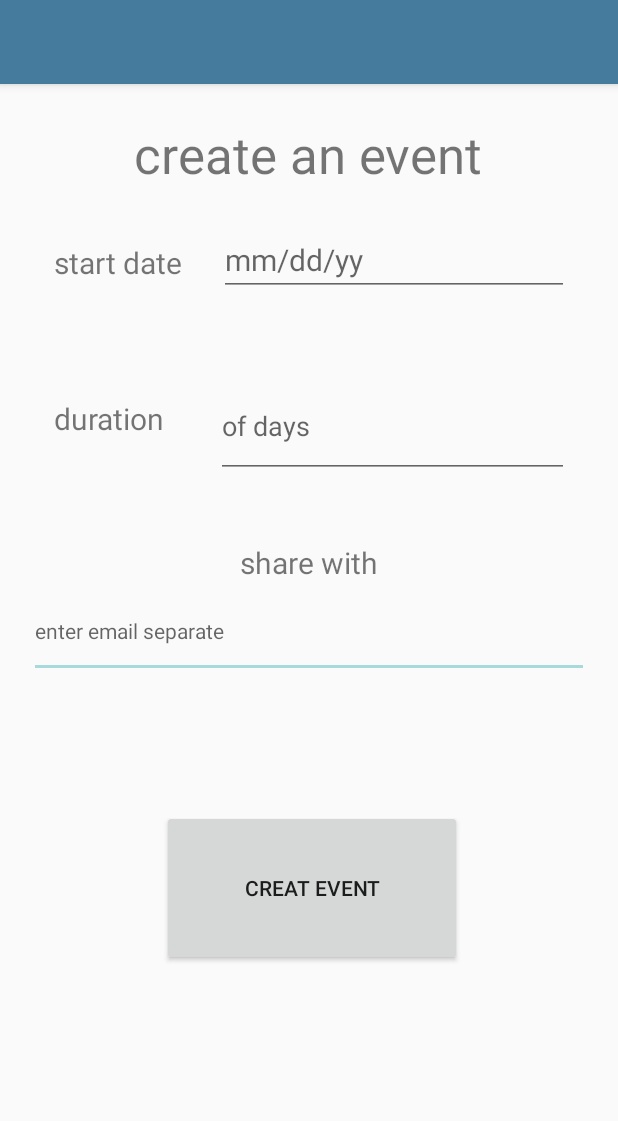
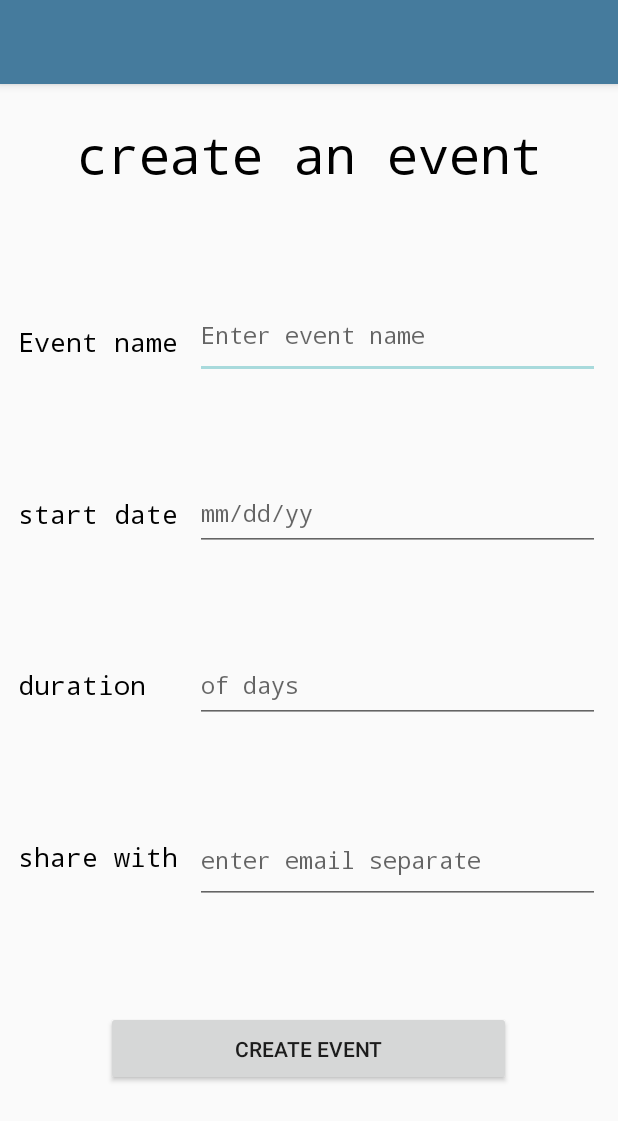
Before and after one commit to RiceNugget/SPT, an Android app: the CreateEvent screen opened directly, with no data from a screen before it, on a phone screen of 412 x 824 dp. Shown: the top 1121 px of the screen. Run offline under Robolectric (Android 15) with nearby library versions, the phone set to English and light mode, and no system bars.

Commit message:
made CreateEvent look more pleasing

```diff
--- a/app/src/main/java/com/example/KEA/CreateEvent.java
+++ b/app/src/main/java/com/example/KEA/CreateEvent.java
@@ -8,58 +8,89 @@ import android.widget.EditText;
 
 import androidx.appcompat.app.AppCompatActivity;
 
+import com.google.android.gms.tasks.OnCompleteListener;
+
 public class CreateEvent extends AppCompatActivity implements View.OnClickListener{
-    public int numUsers;
-    public int duration;
-    public int Month;
-    public int Day;
-    public int Year;
-    public TimesArray array;
+    public int numUsers, duration, month, day, year;
 
-    private EditText enterEmails;
-    private EditText durationEntry;
-    private EditText dateEntry;
+    public TimesArray timeSheet;
 
-    private Button createEvent;
+    String emailsStr, durationStr, dateStr;
+
+    private EditText emailsEntry, durationEntry, dateEntry;
+
+    private Button createEventButton;
 
     @Override
     protected void onCreate(Bundle savedInstanceState) {
         super.onCreate(savedInstanceState);
         setContentView(R.layout.activity_create_event);
-        createEvent = findViewById(R.id.CreateEventButton);
-        createEvent.setOnClickListener(this);
+
+        createEventButton = findViewById(R.id.CreateEventButton);
+        createEventButton.setOnClickListener(this);
+
+        emailsEntry = findViewById(R.id.enterEmailsInvite);
+        durationEntry = findViewById(R.id.enterDuration);
+        dateEntry = findViewById(R.id.enterDate);
+
     }
+
     public void onClick(View view) {
         switch (view.getId()) {
             case (R.id.CreateEventButton):
-                startActivity(new Intent(CreateEvent.this, HolyShit.class));
-
-                numUsers = 0;
-                enterEmails = findViewById(R.id.EnterEmails);
-                String EmailsEntered = enterEmails.getText().toString();
-                for (int i = 0; i < EmailsEntered.length(); i++) {
-                    if (EmailsEntered.charAt(i) == ',') {
-                        numUsers++;
-                    }
+                newEvent();
+                //startActivity(new Intent(CreateEvent.this, CalendarActivity.class));
+                break;
 
 
-                }
         }
+
+    }
+
+    private void newEvent() {
+        emailsStr = emailsEntry.getText().toString().trim();
+        durationStr = durationEntry.getText().toString().trim();
+        dateStr = dateEntry.getText().toString().trim();
+
+        if(dateStr.isEmpty()){
+            dateEntry.setError("Start date is required!");
+            dateEntry.requestFocus();
+            return;
+        }
+        if(durationStr.isEmpty()){
+            durationEntry.setError("Duration is required!");
+            durationEntry.requestFocus();
+            return;
+        }
+        if(emailsStr.isEmpty()){
+            emailsEntry.setError("Email is required!");
+            emailsEntry.requestFocus();
+            return;
+        }
+
+        //Finding the number of total users using the number of emails inputed by the use
+        numUsers = 0;
+        for (int i = 0; i < emailsStr.length(); i++) {
+            if (emailsStr.charAt(i) == ',') {
+                numUsers++;
+            }
+        }
+
+        //the following statement is to make up for the fact that there is one more user than the number of comma
+        //the user enters in their email as well
         numUsers++;
-        //needs this last statement because there is 1 more user than commas.
-        //note that the user enters their email as well
-        durationEntry = findViewById(R.id.NumberOfDays);
-        duration = Integer.parseInt(durationEntry.getText().toString());
-        dateEntry = findViewById(R.id.EnterDate);
-        String DateString = dateEntry.getText().toString();
-        Month = Integer.parseInt(DateString.substring(0,2));
-        Day = Integer.parseInt(DateString.substring(3,5));
-        Year = Integer.parseInt(DateString.substring(6,10));
+        duration = Integer.parseInt(durationStr);
+        month = Integer.parseInt(dateStr.substring(0,2));
+        day = Integer.parseInt(dateStr.substring(3,5));
+        year = Integer.parseInt(dateStr.substring(6,10));
 
-        array = new TimesArray(Day, Month, Year, duration, numUsers);
+        timeSheet = new TimesArray(day, month, year, duration, numUsers);
+
+
+        //startActivity(new Intent(CreateEvent.this, CalendarActivity.class));
+
+
     }
 
 
-
-
 }
--- a/app/src/main/res/layout/activity_create_event.xml
+++ b/app/src/main/res/layout/activity_create_event.xml
@@ -17,107 +17,141 @@
         app:layout_constraintEnd_toEndOf="parent"
         app:layout_constraintStart_toStartOf="parent"
         app:layout_constraintTop_toTopOf="parent"
-        app:popupTheme="@style/ThemeOverlay.AppCompat.Light">
-    </androidx.appcompat.widget.Toolbar>
+        app:popupTheme="@style/ThemeOverlay.AppCompat.Light"></androidx.appcompat.widget.Toolbar>
+
+    <TextView
+        android:id="@+id/textView"
+        android:layout_width="wrap_content"
+        android:layout_height="wrap_content"
+        android:fontFamily="monospace"
+        android:text="Event name"
+        android:textColor="@color/black"
+        android:textSize="17sp"
+        app:layout_constraintBottom_toTopOf="@+id/StartDate"
+        app:layout_constraintStart_toStartOf="@+id/StartDate"
+        app:layout_constraintTop_toBottomOf="@+id/createAnEvent" />
+
+    <EditText
+        android:id="@+id/enterEventName"
+        android:layout_width="270dp"
+        android:layout_height="50dp"
+        android:fontFamily="monospace"
+        android:gravity="start|top"
+        android:hint="Enter event name"
+        android:inputType="textMultiLine"
+        android:textSize="15sp"
+        app:layout_constraintBottom_toBottomOf="@+id/textView"
+        app:layout_constraintEnd_toEndOf="@+id/enterDate"
+        app:layout_constraintTop_toTopOf="@+id/textView"
+        tools:ignore="TextContrastCheck" />
+
     <TextView
         android:id="@+id/ShareWith"
         android:layout_width="wrap_content"
         android:layout_height="wrap_content"
-        android:layout_marginTop="236dp"
+        android:fontFamily="monospace"
         android:text="share with"
-        android:textSize="20sp"
-        app:layout_constraintEnd_toEndOf="parent"
+        android:textColor="@color/black"
+        android:textSize="17sp"
+        app:layout_constraintBottom_toTopOf="@+id/CreateEventButton"
+        app:layout_constraintEnd_toStartOf="@+id/enterEmailsInvite"
+        app:layout_constraintHorizontal_bias="0.5"
         app:layout_constraintStart_toStartOf="parent"
-        app:layout_constraintTop_toBottomOf="@+id/CreateAnEvent" />
+        app:layout_constraintTop_toBottomOf="@+id/Duration" />
 
     <EditText
-        android:id="@+id/EnterEmails"
-        android:layout_width="373dp"
-        android:layout_height="51dp"
-        android:layout_marginTop="12dp"
+        android:id="@+id/enterEmailsInvite"
+        android:layout_width="270dp"
+        android:layout_height="50dp"
         android:autofillHints=""
         android:ems="10"
+        android:fontFamily="monospace"
         android:gravity="start|top"
         android:hint="enter email separate"
         android:inputType="textMultiLine"
-        android:textSize="14sp"
+        android:textSize="15sp"
+        app:layout_constraintBottom_toTopOf="@+id/CreateEventButton"
         app:layout_constraintEnd_toEndOf="parent"
-        app:layout_constraintStart_toStartOf="parent"
-        app:layout_constraintTop_toBottomOf="@+id/ShareWith"
+        app:layout_constraintHorizontal_bias="0.5"
+        app:layout_constraintStart_toEndOf="@+id/ShareWith"
+        app:layout_constraintTop_toBottomOf="@+id/enterDuration"
         tools:ignore="TextContrastCheck" />
 
     <TextView
-        android:id="@+id/CreateAnEvent"
+        android:id="@+id/createAnEvent"
         android:layout_width="wrap_content"
         android:layout_height="wrap_content"
-        android:layout_marginTop="80dp"
+        android:layout_marginTop="24dp"
+        android:fontFamily="monospace"
         android:text="create an event"
+        android:textColor="@color/black"
         android:textSize="34sp"
         app:layout_constraintEnd_toEndOf="parent"
-        app:layout_constraintHorizontal_bias="0.497"
         app:layout_constraintStart_toStartOf="parent"
-        app:layout_constraintTop_toTopOf="parent" />
+        app:layout_constraintTop_toBottomOf="@+id/toolbar" />
 
     <TextView
         android:id="@+id/StartDate"
         android:layout_width="wrap_content"
         android:layout_height="wrap_content"
-        android:layout_marginStart="36dp"
-        android:layout_marginTop="36dp"
+        android:fontFamily="monospace"
         android:text="start date"
-        android:textSize="20sp"
-        app:layout_constraintStart_toStartOf="parent"
-        app:layout_constraintTop_toBottomOf="@+id/CreateAnEvent" />
+        android:textColor="@color/black"
+        android:textSize="17sp"
+        app:layout_constraintBottom_toTopOf="@+id/Duration"
+        app:layout_constraintStart_toStartOf="@+id/Duration"
+        app:layout_constraintTop_toBottomOf="@+id/textView" />
 
     <EditText
-        android:id="@+id/EnterDate"
-        android:layout_width="wrap_content"
-        android:layout_height="wrap_content"
-        android:layout_marginTop="24dp"
+        android:id="@+id/enterDate"
+        android:layout_width="270dp"
+        android:layout_height="50dp"
+        android:autofillHints=""
         android:ems="10"
+        android:fontFamily="monospace"
         android:hint="mm/dd/yy"
         android:inputType="date"
-        android:textSize="20sp"
-        app:layout_constraintEnd_toEndOf="parent"
-        app:layout_constraintHorizontal_bias="0.431"
-        app:layout_constraintStart_toEndOf="@+id/StartDate"
-        app:layout_constraintTop_toBottomOf="@+id/CreateAnEvent"
-        tools:ignore="TextContrastCheck"
-        android:autofillHints="" />
+        android:textSize="15sp"
+        app:layout_constraintBottom_toBottomOf="@+id/StartDate"
+        app:layout_constraintEnd_toEndOf="@+id/enterDuration"
+        app:layout_constraintTop_toTopOf="@+id/StartDate"
+        tools:ignore="TextContrastCheck" />
 
     <TextView
         android:id="@+id/Duration"
         android:layout_width="wrap_content"
         android:layout_height="wrap_content"
-        android:layout_marginStart="36dp"
-        android:layout_marginTop="140dp"
+        android:fontFamily="monospace"
         android:text="duration"
-        android:textSize="20sp"
-        app:layout_constraintStart_toStartOf="parent"
-        app:layout_constraintTop_toBottomOf="@+id/CreateAnEvent" />
+        android:textColor="@color/black"
+        android:textSize="17sp"
+        app:layout_constraintBottom_toTopOf="@+id/ShareWith"
+        app:layout_constraintStart_toStartOf="@+id/ShareWith"
+        app:layout_constraintTop_toBottomOf="@+id/StartDate" />
 
     <EditText
-        android:id="@+id/NumberOfDays"
-        android:layout_width="235dp"
-        android:layout_height="69dp"
-        android:layout_marginTop="52dp"
+        android:id="@+id/enterDuration"
+        android:layout_width="270dp"
+        android:layout_height="50dp"
         android:autofillHints=""
         android:ems="10"
+        android:fontFamily="monospace"
         android:hint="of days"
         android:inputType="number"
-        app:layout_constraintEnd_toEndOf="@+id/EnterDate"
-        app:layout_constraintHorizontal_bias="1.0"
-        app:layout_constraintStart_toStartOf="@+id/EnterDate"
-        app:layout_constraintTop_toBottomOf="@+id/EnterDate"
+        android:textSize="15sp"
+        app:layout_constraintBottom_toBottomOf="@+id/Duration"
+        app:layout_constraintEnd_toEndOf="@+id/enterEmailsInvite"
+        app:layout_constraintTop_toTopOf="@+id/Duration"
         tools:ignore="TextContrastCheck" />
 
     <Button
         android:id="@+id/CreateEventButton"
-        android:layout_width="200dp"
-        android:layout_height="104dp"
-        android:layout_marginTop="88dp"
-        android:layout_marginEnd="104dp"
-        android:text="Creat Event"
+        android:layout_width="270dp"
+        android:layout_height="50dp"
+        android:layout_marginBottom="100dp"
+        android:text="Create Event"
+        app:layout_constraintBottom_toBottomOf="parent"
         app:layout_constraintEnd_toEndOf="parent"
-        app:layout_constraintTop_toBottomOf="@+id/EnterEmails" />
+        app:layout_constraintHorizontal_bias="0.497"
+        app:layout_constraintStart_toStartOf="parent" />
 </androidx.constraintlayout.widget.ConstraintLayout>
--- a/app/src/main/res/layout/fragment_calendars.xml
+++ b/app/src/main/res/layout/fragment_calendars.xml
@@ -42,7 +42,7 @@
                 android:layout_weight="4"
                 android:gravity="center_horizontal"
                 android:padding="10sp"
-                android:text="@string/free_button_question"
+                android:text="@string/free_button"
                 android:textColor="@color/design_default_color_background"
                 android:textSize="14sp"></TextView>
 
```
